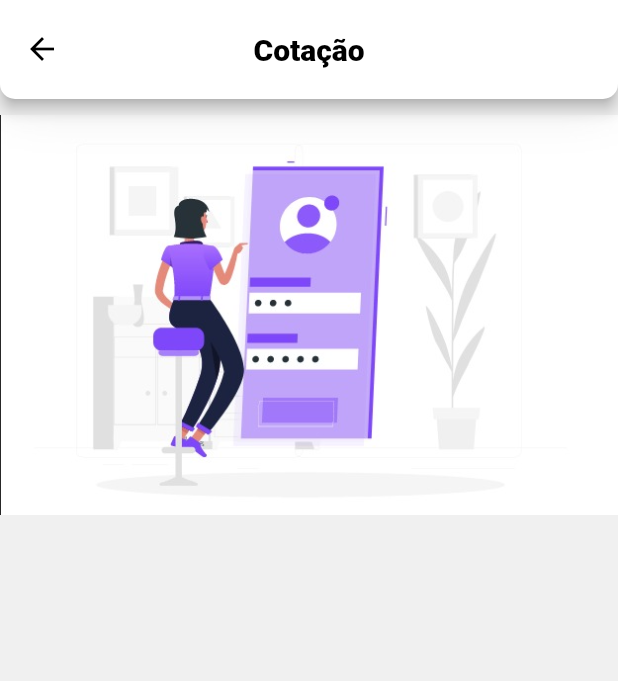
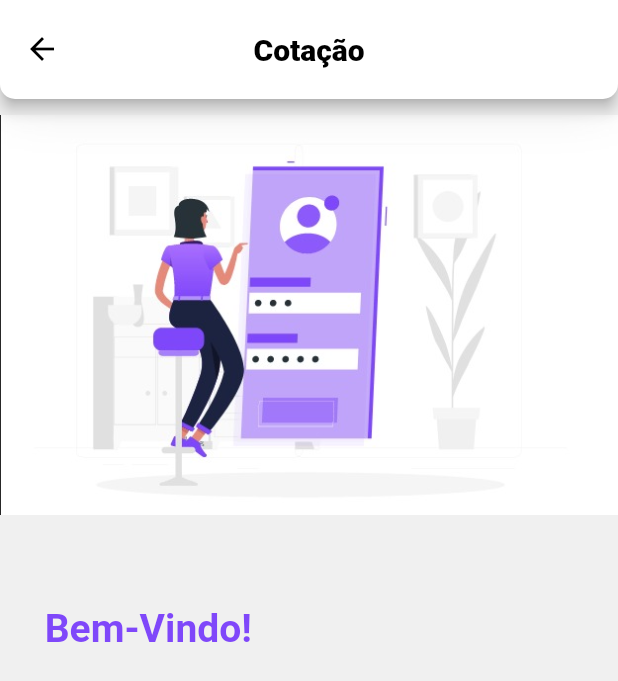
Before and after one commit to guilherme21alcantara/neo, a Flutter app: the ScaffoldPrincipal screen opened directly, on a phone screen of 412 x 824 dp. Shown: the top 681 px of the screen. Run offline on Flutter 3.47's test engine with Material 2 defaults, Android fonts, the phone set to English and light mode, and no system bars; our stand-ins replace carousel_slider, get, hexcolor.

Commit message:
criaçao titulo cotacao

```diff
--- a/lib/Routes/app_pages.dart
+++ b/lib/Routes/app_pages.dart
@@ -1,5 +1,6 @@
 import 'package:get/get_navigation/src/routes/get_route.dart';
 import 'package:neo/Routes/app_routes.dart';
+import 'package:neo/Screen/carrosel/paginas_carrosel/FirstCarrosel.dart';
 import 'package:neo/Screen/cotacao/cadastro.dart';
 import 'package:neo/Screen/cotacao/opcoes_uso_veiculo.dart';
 import 'package:neo/Screen/splash.dart';
@@ -7,6 +8,6 @@
 
 class AppPages {
   static final routes = [
-    GetPage(name: Routes.INITIAL, page: () => CotarCadastro())
+    GetPage(name: Routes.INITIAL, page: () => FirstCarrosel())
   ];
 }
--- a/lib/Screen/carrosel/paginas_carrosel/FirstCarrosel.dart
+++ b/lib/Screen/carrosel/paginas_carrosel/FirstCarrosel.dart
@@ -7,10 +7,10 @@
 import 'package:neo/Screen/componentes_globais/componentes_carrosel/container_selecionado.dart';
 import 'package:neo/Screen/componentes_globais/imagens.dart';
 import 'package:neo/Screen/componentes_globais/componentes_carrosel/texto_inicio.dart';
-import 'package:neo/Screen/componentes_globais/componentes_carrosel/titulo.dart';
 import 'package:neo/Screen/componentes_globais/cores.dart';
 import 'package:neo/Screen/componentes_globais/rotas_imagens/rotas_imagens_carrosel.dart';
 import 'package:neo/Screen/componentes_globais/textos_gerais/textos.dart';
+import 'package:neo/Screen/componentes_globais/textos_gerais/titulo.dart';
 
 class FirstCarrosel extends StatefulWidget {
   const FirstCarrosel({Key key}) : super(key: key);
@@ -40,7 +40,7 @@
                 color: AppCores.ROXOPRINCIPAL),
             child: Column(
               children: [
-                Titulo(titulo: STRING.INICIO),
+               Titulo(h:0.08,r:0,titulo: STRING.INICIO,font: 26, cor: AppCores.BRANCO),
                 TextoInicio(texto: STRING.TEXTOINICIO),
                 BotaoCotar(texto: STRING.BOTAO),
                 BotaoEntrar(texto: STRING.BOTAOENTRAR),
--- a/lib/Screen/carrosel/paginas_carrosel/SecondCarrosel.dart
+++ b/lib/Screen/carrosel/paginas_carrosel/SecondCarrosel.dart
@@ -7,10 +7,10 @@
 import 'package:neo/Screen/componentes_globais/componentes_carrosel/container_selecionado.dart';
 import 'package:neo/Screen/componentes_globais/imagens.dart';
 import 'package:neo/Screen/componentes_globais/componentes_carrosel/texto_inicio.dart';
-import 'package:neo/Screen/componentes_globais/componentes_carrosel/titulo.dart';
 import 'package:neo/Screen/componentes_globais/cores.dart';
 import 'package:neo/Screen/componentes_globais/rotas_imagens/rotas_imagens_carrosel.dart';
 import 'package:neo/Screen/componentes_globais/textos_gerais/textos.dart';
+import 'package:neo/Screen/componentes_globais/textos_gerais/titulo.dart';
 
 class SecondCarrosel extends StatefulWidget {
   const SecondCarrosel({Key key}) : super(key: key);
@@ -40,7 +40,7 @@
                 color: AppCores.ROXOPRINCIPAL),
             child: Column(
               children: [
-                Titulo(titulo: STRING.SECONDTITULO),
+                Titulo(h:0.08,r:0,titulo: STRING.SECONDTITULO,font: 26, cor: AppCores.BRANCO),
                 TextoInicio(texto: STRING.TEXTOSECOND),
                 BotaoCotar(texto: STRING.BOTAO),
                 BotaoEntrar(texto: STRING.BOTAOENTRAR),
--- a/lib/Screen/carrosel/paginas_carrosel/Thrid.dart
+++ b/lib/Screen/carrosel/paginas_carrosel/Thrid.dart
@@ -7,10 +7,10 @@
 import 'package:neo/Screen/componentes_globais/componentes_carrosel/container_selecionado.dart';
 import 'package:neo/Screen/componentes_globais/imagens.dart';
 import 'package:neo/Screen/componentes_globais/componentes_carrosel/texto_inicio.dart';
-import 'package:neo/Screen/componentes_globais/componentes_carrosel/titulo.dart';
 import 'package:neo/Screen/componentes_globais/cores.dart';
 import 'package:neo/Screen/componentes_globais/rotas_imagens/rotas_imagens_carrosel.dart';
 import 'package:neo/Screen/componentes_globais/textos_gerais/textos.dart';
+import 'package:neo/Screen/componentes_globais/textos_gerais/titulo.dart';
 
 class ThridCarrosel extends StatefulWidget {
   const ThridCarrosel({Key key}) : super(key: key);
@@ -40,7 +40,7 @@
                 color: AppCores.ROXOPRINCIPAL),
             child: Column(
               children: [
-                Titulo(titulo: STRING.THRIDTITULO),
+                Titulo(h:0.08,r:0,titulo: STRING.THRIDTITULO,font: 26, cor: AppCores.BRANCO),
                 TextoInicio(texto: STRING.TEXTOTHRID),
                 BotaoCotar(texto: STRING.BOTAO),
                 BotaoEntrar(texto: STRING.BOTAOENTRAR),
--- a/lib/Screen/componentes_globais/textos_gerais/Cotacao/opcoes_veiculo.dart
+++ b/lib/Screen/componentes_globais/textos_gerais/Cotacao/opcoes_veiculo.dart
@@ -1,5 +1,7 @@
 abstract class OPCOESVEICULO {
   //titulo
+  static const TITULO = 'Bem-Vindo!';
+  //contexto
   static const CORPO =
       'Selecione uma ou mais opções em como você usa o seu veículo';
 
--- a/lib/Screen/componentes_globais/textos_gerais/textos.dart
+++ b/lib/Screen/componentes_globais/textos_gerais/textos.dart
@@ -16,5 +16,7 @@
   static const TEXTOTHRID =
       'Aqui você tem total flexibilidade e faz seu pagamento de forma mensal podendo cancelar a qualquer momento e sem custo adicional';
 
+  //titulo cotacao
   static const COTACAO = 'Cotação';
+  static const TITULO = 'Bem-Vindo!';
 }
--- a/lib/Screen/componentes_globais/componentes_carrosel/titulo.dart
+++ b/lib/Screen/componentes_globais/textos_gerais/titulo.dart
@@ -3,18 +3,23 @@
 import 'package:flutter/widgets.dart';
 
 class Titulo extends StatelessWidget {
+  final double h;
+  final double r;
   final String titulo;
-  const Titulo({this.titulo});
+  final double font;
+  final Color cor;
+  const Titulo({this.h,this.r ,this.titulo, this.font, this.cor});
+
   @override
   Widget build(BuildContext context) {
     var mediaQuery = MediaQuery.of(context);
     var size = mediaQuery.size;
     return Padding(
-      padding: EdgeInsets.only(top: size.height * 0.08),
+      padding: EdgeInsets.only(top: size.height * h, right: size.height*r),
       child: Text(
         titulo,
-        style: TextStyle(
-            fontSize: 26, fontWeight: FontWeight.bold, color: Colors.white),
+        style:
+            TextStyle(fontSize: font, fontWeight: FontWeight.bold, color: cor),
       ),
     );
   }
--- a/lib/Screen/cotacao/cadastro.dart
+++ b/lib/Screen/cotacao/cadastro.dart
@@ -1,8 +1,11 @@
 //@dart=2.9
 import 'package:flutter/material.dart';
+import 'package:neo/Screen/componentes_globais/cores.dart';
 import 'package:neo/Screen/componentes_globais/imagens.dart';
 import 'package:neo/Screen/componentes_globais/rotas_imagens/rotas_cotacao.dart';
 import 'package:neo/Screen/componentes_globais/scaffold_principal.dart';
+import 'package:neo/Screen/componentes_globais/textos_gerais/textos.dart';
+import 'package:neo/Screen/componentes_globais/textos_gerais/titulo.dart';
 
 class CotarCadastro extends StatefulWidget {
   const CotarCadastro({Key key}) : super(key: key);
@@ -22,6 +25,7 @@
         child: Column(children:
         [
            RotasImagens(h: 0.35 ,image: AssetImage(RoutesImagensCotacao.CADASTRO,)),
+           Titulo(h:0.06,r: 0.26,titulo: STRING.TITULO,font: 26, cor: AppCores.ROXOPRINCIPAL),
         ],),
       ),
     );
```
